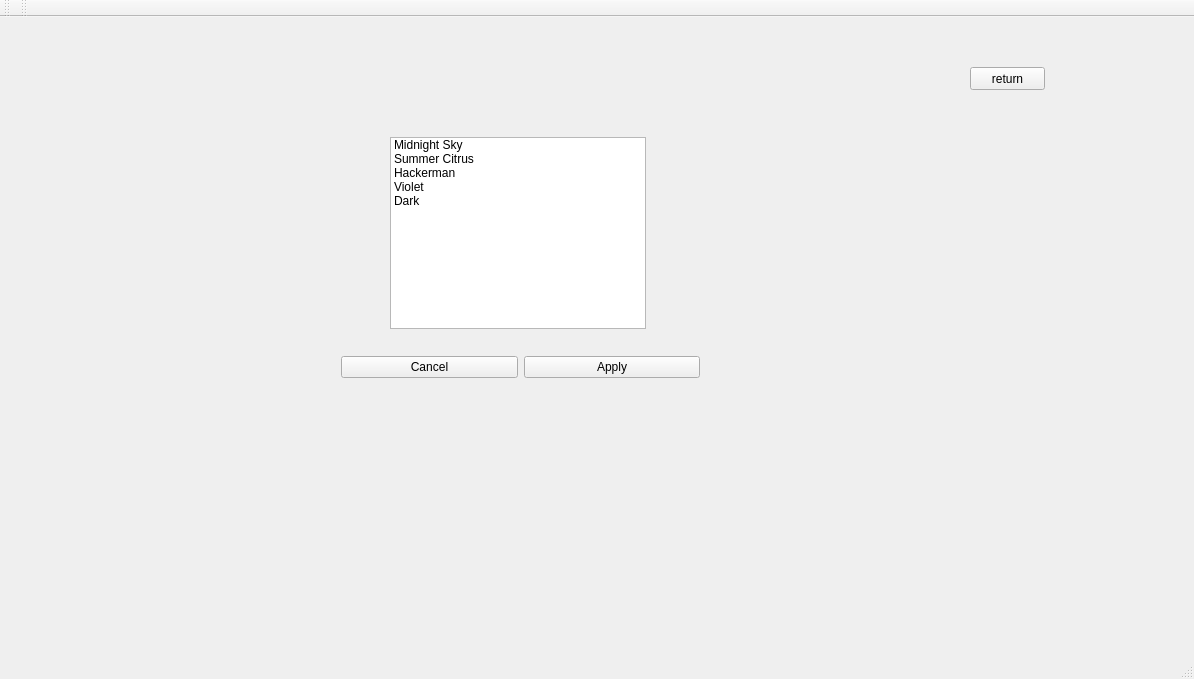
Before: the Qt Designer form mainwindow.ui in Azizomezine/Smart-garage, drawn with Qt 5.
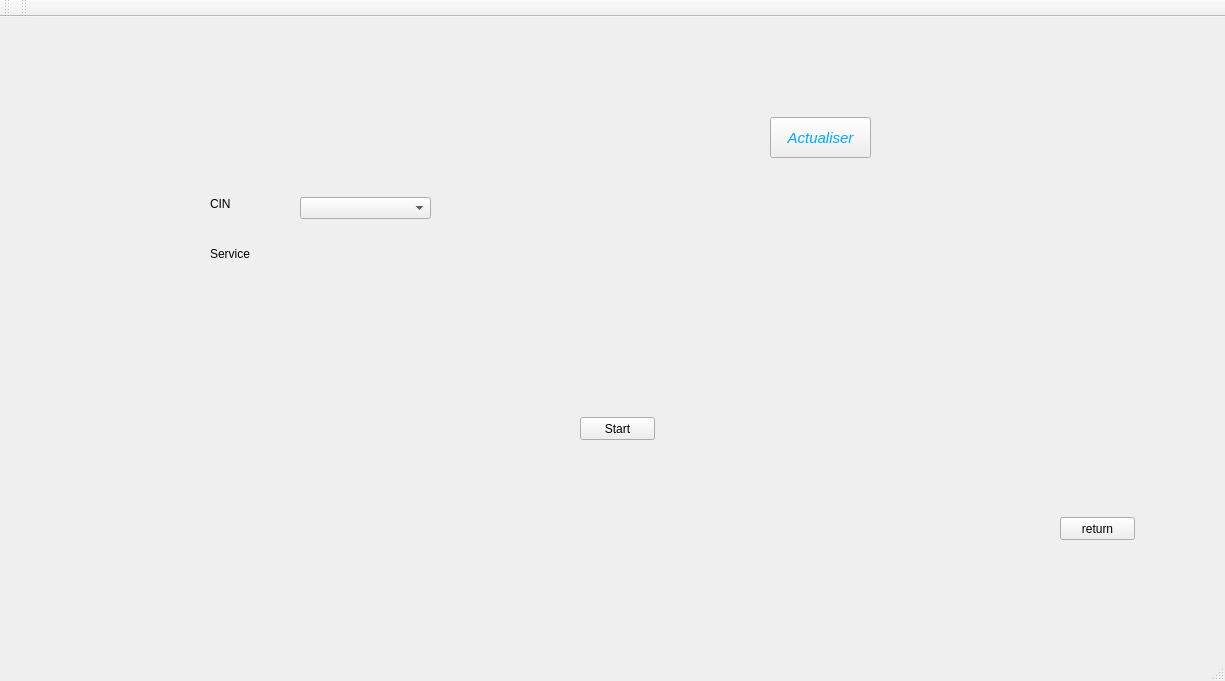
After: the same form once the commit is applied. The open tabs and pages were chosen to show the change. Icons and pictures are not drawn.

What changed in the file:
```diff
--- a/mainwindow.ui
+++ b/mainwindow.ui
@@ -6,8 +6,8 @@
    <rect>
     <x>0</x>
     <y>0</y>
-    <width>1194</width>
-    <height>679</height>
+    <width>1225</width>
+    <height>681</height>
    </rect>
   </property>
   <property name="windowTitle">
@@ -20,8 +20,8 @@
    <widget class="QStackedWidget" name="stackedWidget">
     <property name="geometry">
      <rect>
-      <x>20</x>
-      <y>20</y>
+      <x>110</x>
+      <y>50</y>
       <width>1111</width>
       <height>591</height>
      </rect>
@@ -30,7 +30,7 @@
      <string notr="true"/>
     </property>
     <property name="currentIndex">
-     <number>5</number>
+     <number>6</number>
     </property>
     <widget class="QWidget" name="page_9">
      <widget class="QPushButton" name="pushButtonAvis">
@@ -1558,6 +1558,128 @@
       </property>
      </widget>
     </widget>
+    <widget class="QWidget" name="page_4">
+     <widget class="QLabel" name="label_23">
+      <property name="geometry">
+       <rect>
+        <x>410</x>
+        <y>250</y>
+        <width>47</width>
+        <height>13</height>
+       </rect>
+      </property>
+      <property name="text">
+       <string/>
+      </property>
+     </widget>
+     <widget class="QLabel" name="label_24">
+      <property name="geometry">
+       <rect>
+        <x>450</x>
+        <y>290</y>
+        <width>47</width>
+        <height>13</height>
+       </rect>
+      </property>
+      <property name="text">
+       <string/>
+      </property>
+     </widget>
+     <widget class="QPushButton" name="pushButton_5">
+      <property name="geometry">
+       <rect>
+        <x>950</x>
+        <y>450</y>
+        <width>75</width>
+        <height>23</height>
+       </rect>
+      </property>
+      <property name="text">
+       <string>return</string>
+      </property>
+     </widget>
+     <widget class="QPushButton" name="pushButton_11">
+      <property name="geometry">
+       <rect>
+        <x>470</x>
+        <y>350</y>
+        <width>75</width>
+        <height>23</height>
+       </rect>
+      </property>
+      <property name="text">
+       <string>Start</string>
+      </property>
+     </widget>
+     <widget class="QComboBox" name="cin_comboBox2_2">
+      <property name="geometry">
+       <rect>
+        <x>190</x>
+        <y>130</y>
+        <width>131</width>
+        <height>22</height>
+       </rect>
+      </property>
+     </widget>
+     <widget class="QLabel" name="label_21">
+      <property name="geometry">
+       <rect>
+        <x>100</x>
+        <y>130</y>
+        <width>47</width>
+        <height>14</height>
+       </rect>
+      </property>
+      <property name="text">
+       <string>CIN</string>
+      </property>
+     </widget>
+     <widget class="QLabel" name="label_22">
+      <property name="geometry">
+       <rect>
+        <x>100</x>
+        <y>180</y>
+        <width>47</width>
+        <height>14</height>
+       </rect>
+      </property>
+      <property name="text">
+       <string>Service</string>
+      </property>
+     </widget>
+     <widget class="QLabel" name="service">
+      <property name="geometry">
+       <rect>
+        <x>190</x>
+        <y>180</y>
+        <width>131</width>
+        <height>20</height>
+       </rect>
+      </property>
+      <property name="text">
+       <string/>
+      </property>
+     </widget>
+     <widget class="QPushButton" name="pushButtonActualiser_4">
+      <property name="geometry">
+       <rect>
+        <x>660</x>
+        <y>50</y>
+        <width>101</width>
+        <height>41</height>
+       </rect>
+      </property>
+      <property name="styleSheet">
+       <string notr="true">
+color: rgb(0, 170, 255);
+font-size:15px;
+font-style:italic;</string>
+      </property>
+      <property name="text">
+       <string>Actualiser</string>
+      </property>
+     </widget>
+    </widget>
    </widget>
   </widget>
   <widget class="QToolBar" name="mainToolBar">
```
Left out of the diff: 17 changed lines with no effect on the pictures.
